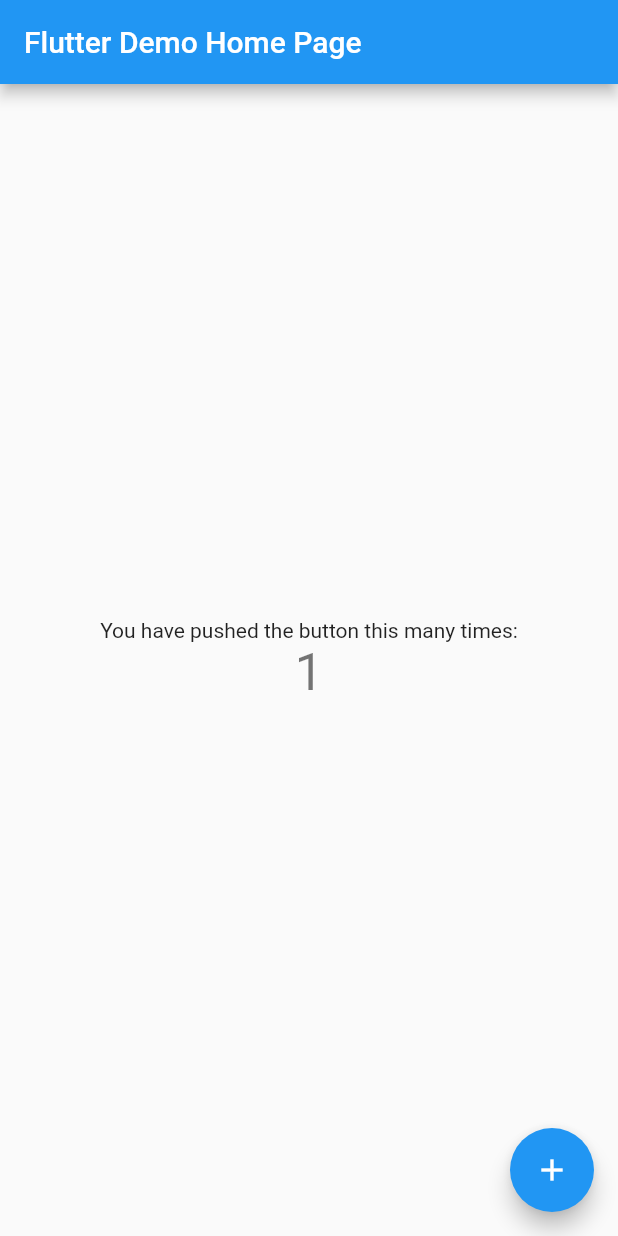
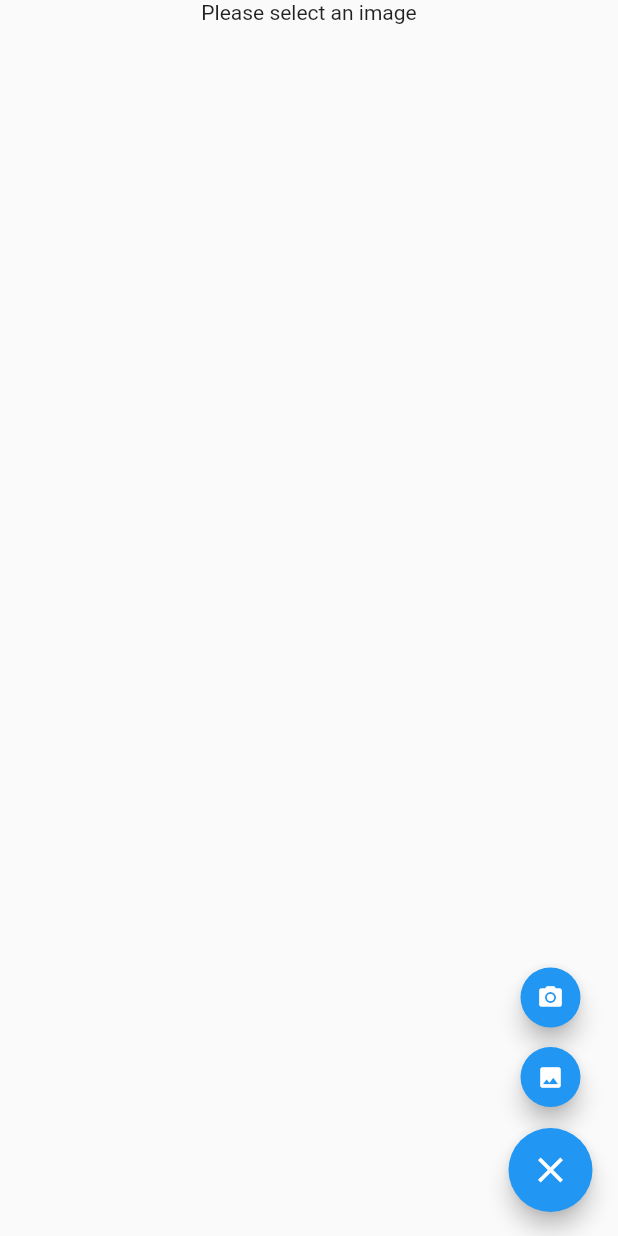
Before and after one commit to etEthiopia/easy_receipt, a Flutter app: the screen it shows after launch, after a tap on the "add" icon, on a phone screen of 412 x 824 dp. Run offline on Flutter 3.47's test engine with Material 2 defaults, Android fonts, the phone set to English and light mode, and no system bars; our stand-ins replace image_picker.

Commit message:
image take and browse successful

```diff
--- a/lib/main.dart
+++ b/lib/main.dart
@@ -1,3 +1,4 @@
+import 'package:easy_receipt/receipt_review.dart';
 import 'package:flutter/material.dart';
 
 void main() {
@@ -11,107 +12,10 @@ class MyApp extends StatelessWidget {
     return MaterialApp(
       title: 'Flutter Demo',
       theme: ThemeData(
-        // This is the theme of your application.
-        //
-        // Try running your application with "flutter run". You'll see the
-        // application has a blue toolbar. Then, without quitting the app, try
-        // changing the primarySwatch below to Colors.green and then invoke
-        // "hot reload" (press "r" in the console where you ran "flutter run",
-        // or simply save your changes to "hot reload" in a Flutter IDE).
-        // Notice that the counter didn't reset back to zero; the application
-        // is not restarted.
         primarySwatch: Colors.blue,
-        // This makes the visual density adapt to the platform that you run
-        // the app on. For desktop platforms, the controls will be smaller and
-        // closer together (more dense) than on mobile platforms.
         visualDensity: VisualDensity.adaptivePlatformDensity,
       ),
-      home: MyHomePage(title: 'Flutter Demo Home Page'),
+      home: ReceiptPreviewScreen(),
     );
   }
 }
-
-class MyHomePage extends StatefulWidget {
-  MyHomePage({Key key, this.title}) : super(key: key);
-
-  // This widget is the home page of your application. It is stateful, meaning
-  // that it has a State object (defined below) that contains fields that affect
-  // how it looks.
-
-  // This class is the configuration for the state. It holds the values (in this
-  // case the title) provided by the parent (in this case the App widget) and
-  // used by the build method of the State. Fields in a Widget subclass are
-  // always marked "final".
-
-  final String title;
-
-  @override
-  _MyHomePageState createState() => _MyHomePageState();
-}
-
-class _MyHomePageState extends State<MyHomePage> {
-  int _counter = 0;
-
-  void _incrementCounter() {
-    setState(() {
-      // This call to setState tells the Flutter framework that something has
-      // changed in this State, which causes it to rerun the build method below
-      // so that the display can reflect the updated values. If we changed
-      // _counter without calling setState(), then the build method would not be
-      // called again, and so nothing would appear to happen.
-      _counter++;
-    });
-  }
-
-  @override
-  Widget build(BuildContext context) {
-    // This method is rerun every time setState is called, for instance as done
-    // by the _incrementCounter method above.
-    //
-    // The Flutter framework has been optimized to make rerunning build methods
-    // fast, so that you can just rebuild anything that needs updating rather
-    // than having to individually change instances of widgets.
-    return Scaffold(
-      appBar: AppBar(
-        // Here we take the value from the MyHomePage object that was created by
-        // the App.build method, and use it to set our appbar title.
-        title: Text(widget.title),
-      ),
-      body: Center(
-        // Center is a layout widget. It takes a single child and positions it
-        // in the middle of the parent.
-        child: Column(
-          // Column is also a layout widget. It takes a list of children and
-          // arranges them vertically. By default, it sizes itself to fit its
-          // children horizontally, and tries to be as tall as its parent.
-          //
-          // Invoke "debug painting" (press "p" in the console, choose the
-          // "Toggle Debug Paint" action from the Flutter Inspector in Android
-          // Studio, or the "Toggle Debug Paint" command in Visual Studio Code)
-          // to see the wireframe for each widget.
-          //
-          // Column has various properties to control how it sizes itself and
-          // how it positions its children. Here we use mainAxisAlignment to
-          // center the children vertically; the main axis here is the vertical
-          // axis because Columns are vertical (the cross axis would be
-          // horizontal).
-          mainAxisAlignment: MainAxisAlignment.center,
-          children: <Widget>[
-            Text(
-              'You have pushed the button this many times:',
-            ),
-            Text(
-              '$_counter',
-              style: Theme.of(context).textTheme.headline4,
-            ),
-          ],
-        ),
-      ),
-      floatingActionButton: FloatingActionButton(
-        onPressed: _incrementCounter,
-        tooltip: 'Increment',
-        child: Icon(Icons.add),
-      ), // This trailing comma makes auto-formatting nicer for build methods.
-    );
-  }
-}
--- /dev/null
+++ b/lib/receipt_review.dart
@@ -0,0 +1,106 @@
+import 'dart:io';
+
+import 'package:flutter/material.dart';
+import 'package:image_picker/image_picker.dart';
+
+class ReceiptPreviewScreen extends StatefulWidget {
+  @override
+  _ReceiptPreviewScreen createState() => _ReceiptPreviewScreen();
+}
+
+class _ReceiptPreviewScreen extends State<ReceiptPreviewScreen> {
+  final ImagePicker _picker = ImagePicker();
+  File _imageFile;
+  bool showImageOptions = false;
+
+  @override
+  Widget build(BuildContext context) {
+    return Scaffold(
+        body: SingleChildScrollView(
+          child: Container(
+            alignment: Alignment.topCenter,
+            child: Column(
+              crossAxisAlignment: CrossAxisAlignment.center,
+              children: <Widget>[_setImageView()],
+            ),
+          ),
+        ),
+        floatingActionButton: Column(
+          mainAxisAlignment: MainAxisAlignment.end,
+          children: [
+            showImageOptions
+                ? Padding(
+                    padding: const EdgeInsets.only(
+                        left: 5.0, right: 5.0, bottom: 5.0),
+                    child: FloatingActionButton(
+                      mini: true,
+                      onPressed: () {
+                        setState(() {
+                          showImageOptions = false;
+                        });
+                        _openCamera(context);
+                      },
+                      child: Icon(
+                        Icons.camera_alt,
+                        size: 18,
+                      ),
+                    ),
+                  )
+                : SizedBox(height: 0),
+            showImageOptions
+                ? Padding(
+                    padding: const EdgeInsets.only(
+                        left: 5.0, right: 5.0, bottom: 10.0),
+                    child: FloatingActionButton(
+                      mini: true,
+                      onPressed: () {
+                        setState(() {
+                          showImageOptions = false;
+                        });
+                        _openGallery(context);
+                      },
+                      child: Icon(
+                        Icons.photo,
+                        size: 18,
+                      ),
+                    ),
+                  )
+                : SizedBox(height: 0),
+            FloatingActionButton(
+                onPressed: () {
+                  setState(() {
+                    showImageOptions = !showImageOptions;
+                  });
+                },
+                child: Icon(
+                  !showImageOptions ? Icons.add : Icons.close,
+                  size: 28,
+                )),
+          ],
+        ));
+  }
+
+  void _openGallery(BuildContext context) async {
+    var picture = await _picker.getImage(source: ImageSource.gallery);
+    this.setState(() {
+      _imageFile = File(picture.path);
+    });
+    // Navigator.of(context).pop();
+  }
+
+  void _openCamera(BuildContext context) async {
+    var picture = await _picker.getImage(source: ImageSource.camera);
+    this.setState(() {
+      _imageFile = File(picture.path);
+    });
+    //Navigator.of(context).pop();
+  }
+
+  Widget _setImageView() {
+    if (_imageFile != null) {
+      return Image.file(_imageFile, width: 500, height: 500);
+    } else {
+      return Text("Please select an image");
+    }
+  }
+}
--- a/pubspec.yaml
+++ b/pubspec.yaml
@@ -23,6 +23,11 @@ environment:
 dependencies:
   flutter:
     sdk: flutter
+
+  camera: ^0.6.0
+  path_provider: ^1.6.24
+  path: ^1.7.0
+  image_picker: ^0.6.7+15
 
 
   # The following adds the Cupertino Icons font to your application.
```
Also changed, not shown: pubspec.lock, 2 other files.
